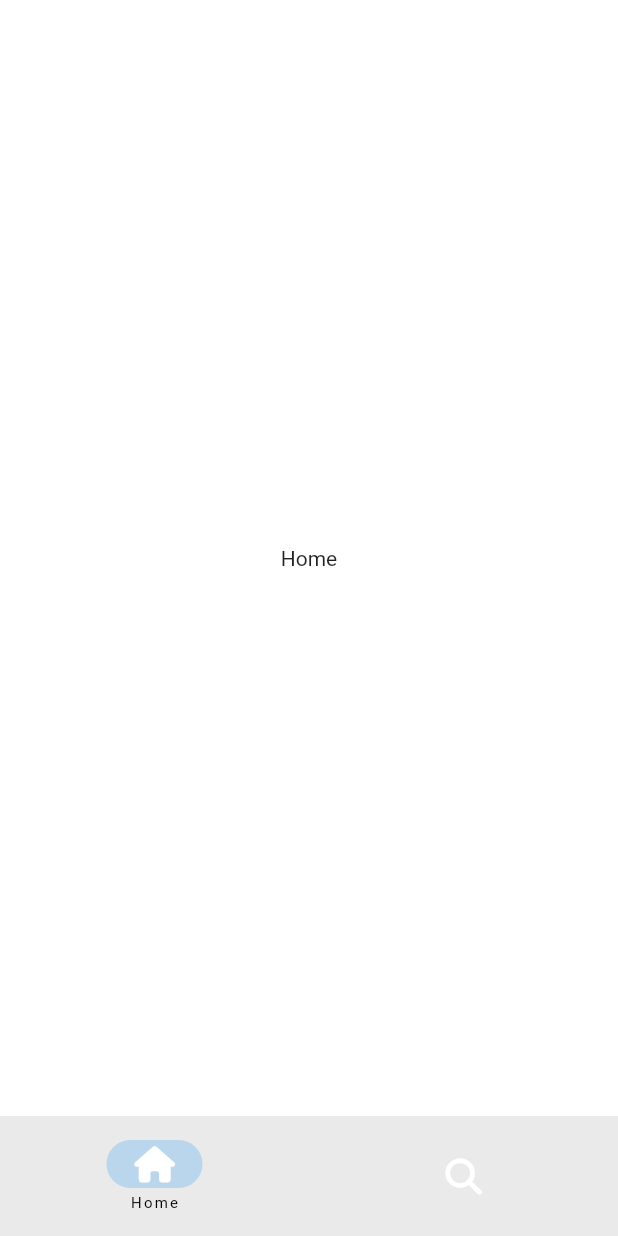
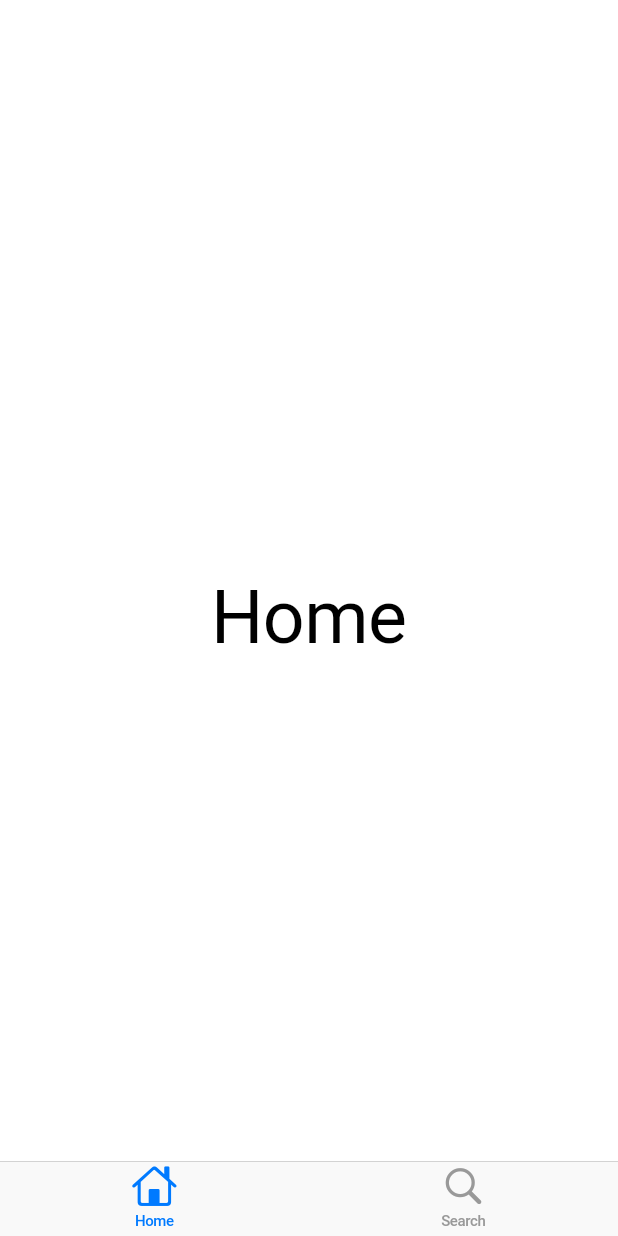
Before and after one commit to jiunson/tiktok_clone_2nd, a Flutter app: the screen it shows after launch, on a phone screen of 412 x 824 dp. Run offline on Flutter 3.47's test engine with Material 2 defaults, Android fonts, the phone set to English and light mode, and no system bars; our stand-ins replace font_awesome_flutter.

Commit message:
#6.4 CupertinoTabBar

```diff
--- a/lib/features/main_navigation/main_navigation_screen.dart
+++ b/lib/features/main_navigation/main_navigation_screen.dart
@@ -1,5 +1,4 @@
-import 'package:flutter/material.dart';
-import 'package:font_awesome_flutter/font_awesome_flutter.dart';
+import 'package:flutter/cupertino.dart';
 
 class MainNavgationScreen extends StatefulWidget {
   const MainNavgationScreen({super.key});
@@ -13,10 +12,18 @@ class _MainNavgationScreenState extends State<MainNavgationScreen> {
 
   final screens = [
     const Center(
-      child: Text('Home'),
+      child: Text(
+        'Home',
+        style: TextStyle(
+          fontSize: 49,
+        ),
+      ),
     ),
     const Center(
-      child: Text('Search'),
+      child: Text(
+        'Search',
+        style: TextStyle(),
+      ),
     ),
   ];
 
@@ -28,29 +35,20 @@ class _MainNavgationScreenState extends State<MainNavgationScreen> {
 
   @override
   Widget build(BuildContext context) {
-    return Scaffold(
-      body: screens[_selectedIndex],
-      bottomNavigationBar: NavigationBar(
-        labelBehavior: NavigationDestinationLabelBehavior.onlyShowSelected,
-        selectedIndex: _selectedIndex,
-        onDestinationSelected: _onTap,
-        destinations: const [
-          NavigationDestination(
-            icon: FaIcon(
-              FontAwesomeIcons.house,
-              color: Colors.white,
-            ),
-            label: 'Home',
+    return CupertinoTabScaffold(
+      tabBar: CupertinoTabBar(
+        items: const [
+          BottomNavigationBarItem(
+            icon: Icon(CupertinoIcons.house),
+            label: "Home",
           ),
-          NavigationDestination(
-            icon: FaIcon(
-              FontAwesomeIcons.magnifyingGlass,
-              color: Colors.white,
-            ),
-            label: 'Search',
+          BottomNavigationBarItem(
+            icon: Icon(CupertinoIcons.search),
+            label: "Search",
           ),
         ],
       ),
+      tabBuilder: (context, index) => screens[index],
     );
   }
 }
--- a/lib/main.dart
+++ b/lib/main.dart
@@ -1,3 +1,4 @@
+import 'package:flutter/cupertino.dart';
 import 'package:flutter/material.dart';
 import 'package:tiktok_clone_2nd/constants/sizes.dart';
 import 'package:tiktok_clone_2nd/features/main_navigation/main_navigation_screen.dart';
@@ -12,23 +13,9 @@ class MyApp extends StatelessWidget {
   // This widget is the root of your application.
   @override
   Widget build(BuildContext context) {
-    return MaterialApp(
+    return const CupertinoApp(
       title: 'Flutter Demo',
-      theme: ThemeData(
-        scaffoldBackgroundColor: Colors.white,
-        primaryColor: const Color(0xFFE9435A),
-        appBarTheme: const AppBarTheme(
-          foregroundColor: Colors.black,
-          backgroundColor: Colors.white,
-          elevation: 0,
-          titleTextStyle: TextStyle(
-            color: Colors.black,
-            fontSize: Sizes.size16 + Sizes.size2,
-            fontWeight: FontWeight.w600,
-          ),
-        ),
-      ),
-      home: const MainNavgationScreen(),
+      home: MainNavgationScreen(),
     );
   }
 }
```
